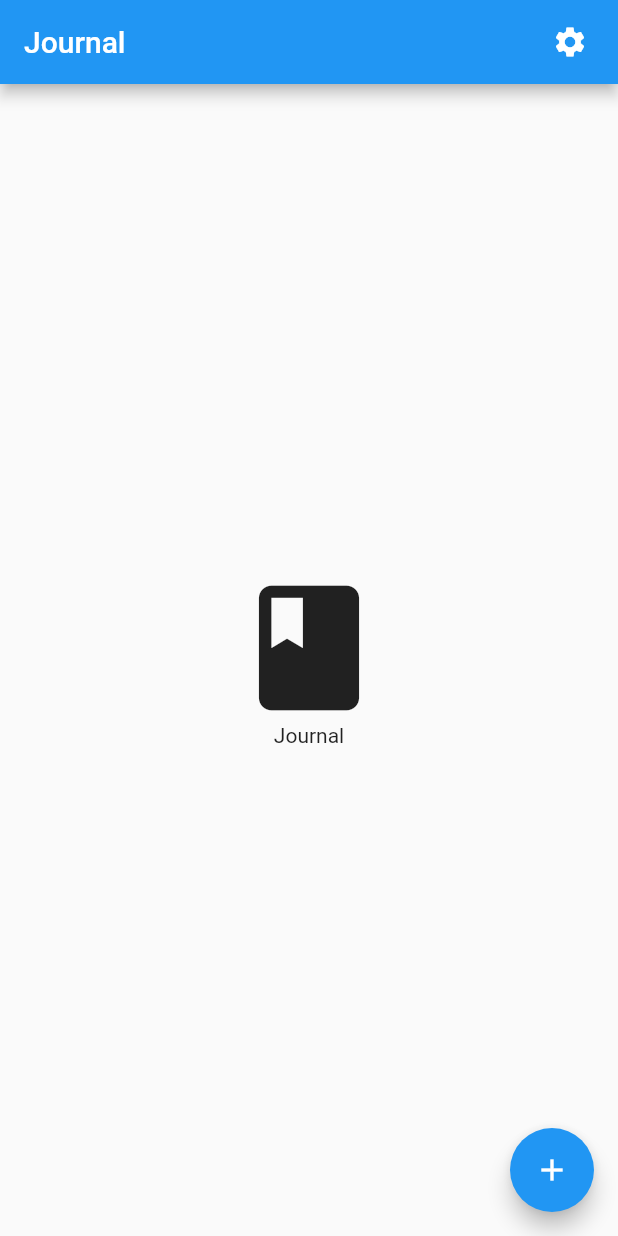
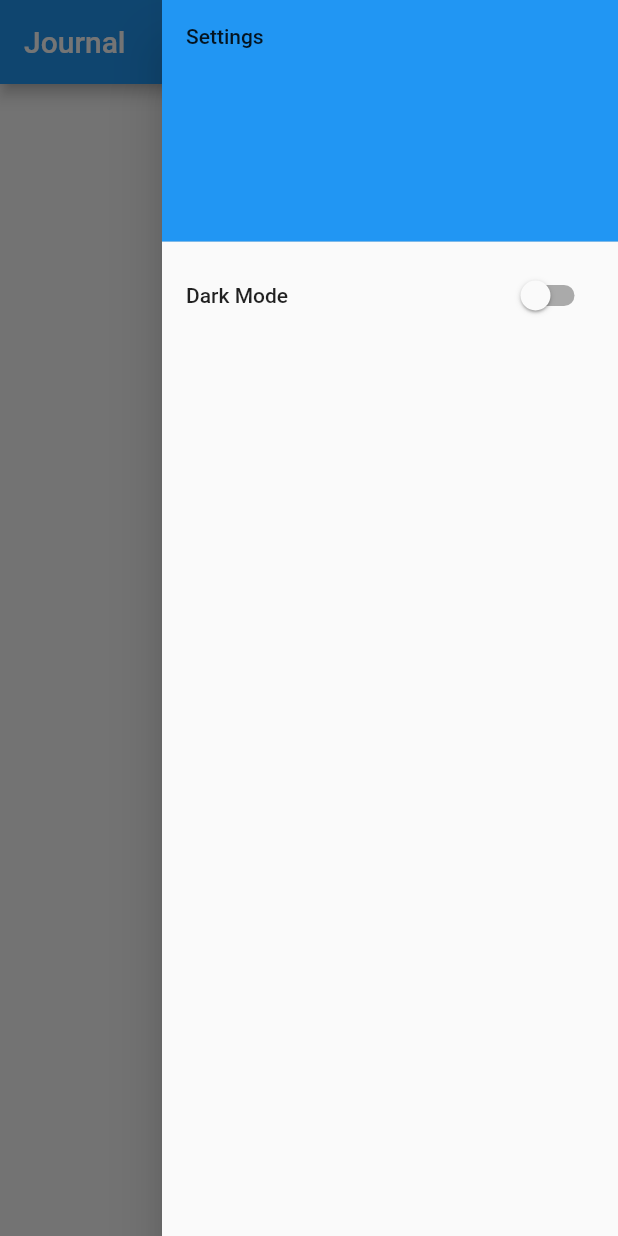
Before and after one commit to garayj/CS492, a Flutter app: the screen it shows after launch, with the side drawer open (before the commit the screen has no drawer), on a phone screen of 412 x 824 dp. Run offline on Flutter 3.47's test engine with Material 2 defaults, Android fonts, the phone set to English and light mode, and no system bars; our stand-ins replace auto_size_text.

Commit message:
Adding basic outline to the journal app.

```diff
--- a/journal/lib/app.dart
+++ b/journal/lib/app.dart
@@ -1,10 +1,12 @@
 import 'package:flutter/material.dart';
 import 'package:journal/screens/new_entry.dart';
-import 'package:journal/screens/new_journal_entries.dart';
+import 'package:journal/screens/journal_entries.dart';
+import 'package:journal/models/journal.dart';
 
 class App extends StatelessWidget {
+  final journal = Journal.getInstance();
   static final routes = {
-    NewJournalEntries.routeName: (context) => NewJournalEntries(),
+    JournalEntries.routeName: (context) => JournalEntries(),
     NewEntry.routeName: (context) => NewEntry()
   };
   @override
--- a/journal/lib/components/settings_button.dart
+++ /dev/null
@@ -1,9 +0,0 @@
-import 'package:flutter/material.dart';
-
-Widget settingsButton = GestureDetector(
-  onTap: () => print('Clicked on settings'),
-  child: Padding(
-    padding: EdgeInsets.symmetric(horizontal: 20.0),
-    child: Icon(Icons.settings),
-  ),
-);
--- /dev/null
+++ b/journal/lib/components/settings_drawer.dart
@@ -0,0 +1,37 @@
+import 'package:flutter/material.dart';
+
+class SettingsDrawer extends StatefulWidget {
+  const SettingsDrawer({Key key}) : super(key: key);
+
+  @override
+  _SettingsDrawerState createState() => _SettingsDrawerState();
+}
+
+class _SettingsDrawerState extends State<SettingsDrawer> {
+  // State
+  bool _value = false;
+
+  @override
+  Widget build(BuildContext context) {
+    // On Change handler.
+    final handleChange = (bool input) {
+      setState(() => _value = _value = input);
+    };
+
+    return Drawer(
+      child: ListView(
+        children: <Widget>[
+          DrawerHeader(
+            child: Text('Settings'),
+            decoration: BoxDecoration(color: Colors.blue),
+          ),
+          SwitchListTile(
+            title: Text('Dark Mode'),
+            value: _value,
+            onChanged: handleChange,
+          ),
+        ],
+      ),
+    );
+  }
+}
--- a/journal/lib/models/journal.dart
+++ b/journal/lib/models/journal.dart
@@ -1,7 +1,20 @@
 import 'package:journal/models/journal_entry.dart';
 
 class Journal {
-  Journal({this.entries = const []});
+  static Journal _instance;
+  List<JournalEntry> _entries = [];
+  Journal._();
 
-  List entries;
+  factory Journal.getInstance() {
+    if (_instance == null) {
+      _instance = Journal._();
+    }
+    return _instance;
+  }
+
+  void addJournalEntry(entry) {
+    _entries.add(entry);
+  }
+
+  List<JournalEntry> get entries => _entries;
 }
--- a/journal/lib/models/journal_entry.dart
+++ b/journal/lib/models/journal_entry.dart
@@ -1,7 +1,14 @@
 import 'package:flutter/material.dart';
 
 class JournalEntry {
-  JournalEntry(this._id, this._title, this._body, this._rating, this._date);
+  // For new journal entries.
+  JournalEntry();
+
+  // For incoming journal entries.
+  JournalEntry.init(
+      this._id, this._title, this._body, this._rating, this._date);
+
+  // Member variables.
   int _id;
   String _title;
   String _body;
@@ -14,4 +21,11 @@ class JournalEntry {
   String get body => _body;
   int get rating => _rating;
   DateTime get date => _date;
+
+  // Setters.
+  set setID(int id) => _id = id;
+  set setTitle(title) => _title = title;
+  set setBody(body) => _body = body;
+  set setRating(rating) => _rating = rating;
+  set setDate(date) => _date = date;
 }
--- /dev/null
+++ b/journal/lib/screens/journal_entries.dart
@@ -0,0 +1,63 @@
+import 'package:flutter/material.dart';
+import 'package:journal/styles.dart';
+import 'package:journal/screens/new_entry.dart';
+import 'package:journal/components/settings_drawer.dart';
+import 'package:journal/models/journal.dart';
+
+class JournalEntries extends StatefulWidget {
+  static const String routeName = "/";
+  static const String title = 'Journal';
+
+  @override
+  _JournalEntries createState() => _JournalEntries();
+}
+
+class _JournalEntries extends State<JournalEntries> {
+  static final styles = Styles();
+
+  final journal = Journal.getInstance();
+
+  Widget noEntries = styles.centerColumn([
+    Icon(Icons.book, size: 100.0),
+    Text('Journal'),
+  ]);
+
+  @override
+  Widget build(BuildContext context) {
+    final title = Text(JournalEntries.title);
+
+    final drawer = SettingsDrawer();
+
+    Widget journalEntries = ListView.builder(
+      itemCount: journal.entries.length,
+      itemBuilder: (context, index) => ListTile(
+        onTap: () => print('tapped'),
+        title: Text('${journal.entries[index].title}'),
+        subtitle: Text('${journal.entries[index].body}'),
+      ),
+    );
+
+    Widget journalPreview =
+        journal.entries.length == 0 ? noEntries : journalEntries;
+
+    void setNewEntry(entry) {
+      setState(() => journal.addJournalEntry(entry));
+    }
+
+    return Scaffold(
+      appBar: AppBar(
+        title: title,
+      ),
+      endDrawer: drawer,
+      body: journalPreview,
+      floatingActionButton: FloatingActionButton(
+        onPressed: () {
+          Navigator.of(context)
+              .pushNamed(NewEntry.routeName, arguments: setNewEntry);
+        },
+        tooltip: 'Add new journal entry',
+        child: Icon(Icons.add),
+      ),
+    );
+  }
+}
--- a/journal/lib/screens/new_journal_entries.dart
+++ /dev/null
@@ -1,38 +0,0 @@
-import 'package:flutter/material.dart';
-import 'package:journal/styles.dart';
-import 'package:journal/screens/new_entry.dart';
-import 'package:journal/components/settings_button.dart';
-
-class NewJournalEntries extends StatefulWidget {
-  static const String routeName = "/";
-  static const String title = 'Journal';
-
-  @override
-  _NewJournalEntries createState() => _NewJournalEntries();
-}
-
-class _NewJournalEntries extends State<NewJournalEntries> {
-  final styles = Styles();
-  final noEntries = [
-    Icon(Icons.book, size: 100.0),
-    Text('Journal'),
-  ];
-
-  @override
-  Widget build(BuildContext context) {
-    return Scaffold(
-      appBar: AppBar(
-        title: Text(NewJournalEntries.title),
-        actions: [settingsButton],
-      ),
-      body: styles.centerColumn(noEntries),
-      floatingActionButton: FloatingActionButton(
-        onPressed: () {
-          Navigator.of(context).pushNamed(NewEntry.routeName);
-        },
-        tooltip: 'Add new journal entry',
-        child: Icon(Icons.add),
-      ),
-    );
-  }
-}
```
Also changed, not shown: journal/lib/components/text.dart (+10 -3 lines), journal/lib/screens/new_entry.dart (+54 -15 lines).
